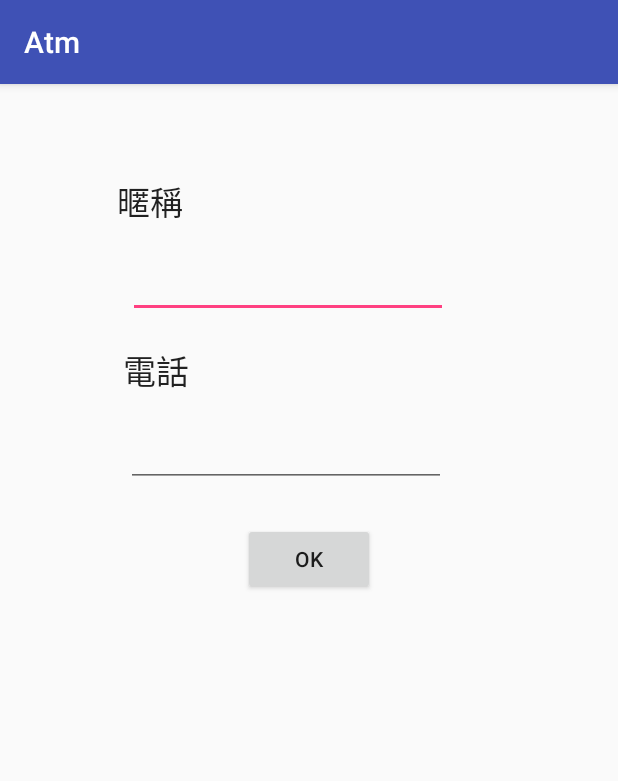
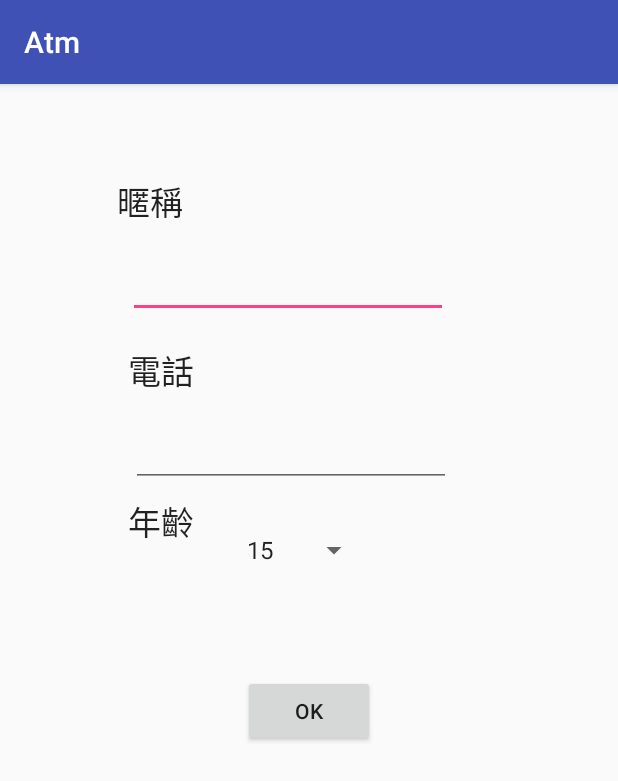
Before and after one commit to serena100615/Atm, an Android app: the UserInfoActivity screen opened directly, with no data from a screen before it, on a phone screen of 412 x 824 dp. Shown: the top 781 px of the screen. Run offline under Robolectric (Android 15) with nearby library versions, the phone set to English and light mode, and no system bars.

```diff
--- a/app/src/main/AndroidManifest.xml
+++ b/app/src/main/AndroidManifest.xml
@@ -20,7 +20,8 @@
             </intent-filter>
         </activity>
         <activity android:name=".LoginActivity" />
-        <activity android:name=".UserInfoActivity"></activity>
+        <activity android:name=".UserInfoActivity" />
+        <activity android:name=".Ch8Activity"></activity>
     </application>
 
 </manifest>
--- a/app/src/main/java/com/serena/atm/MainActivity.java
+++ b/app/src/main/java/com/serena/atm/MainActivity.java
@@ -21,7 +21,7 @@ public class MainActivity extends AppCompatActivity {
     protected void onCreate(Bundle savedInstanceState) {
         super.onCreate(savedInstanceState);
         setContentView(R.layout.activity_main);
-
+//        startActivity(new Intent(this,Ch8Activity.class));
         if(!logon){
             Intent intent = new Intent(this,LoginActivity.class);
 //            startActivity(intent);
--- a/app/src/main/java/com/serena/atm/UserInfoActivity.java
+++ b/app/src/main/java/com/serena/atm/UserInfoActivity.java
@@ -2,16 +2,33 @@ package com.serena.atm;
 
 import android.support.v7.app.AppCompatActivity;
 import android.os.Bundle;
+import android.util.Log;
 import android.view.View;
+import android.widget.ArrayAdapter;
 import android.widget.EditText;
+import android.widget.Spinner;
+
+import java.util.ArrayList;
 
 public class UserInfoActivity extends AppCompatActivity {
+    private static final String TAG = UserInfoActivity.class.getSimpleName();
     private EditText name;
     private EditText phone;
+    private Spinner ages;
+
     @Override
     protected void onCreate(Bundle savedInstanceState) {
         super.onCreate(savedInstanceState);
         setContentView(R.layout.activity_user_info);
+        ages= (Spinner) findViewById(R.id.ages);
+//        ArrayList<String> data = new ArrayList<>();
+//        for(int i = 15;i<=40;i++){
+//            data.add(i+"");
+//        }
+        ArrayAdapter<CharSequence> adapter = ArrayAdapter.createFromResource(this,
+                R.array.ages, android.R.layout.simple_list_item_1);
+
+        ages.setAdapter(adapter);
         name = (EditText) findViewById(R.id.name);
         phone = (EditText) findViewById(R.id.phone);
         String na = getSharedPreferences("atm",MODE_PRIVATE).getString("NAME","");
@@ -20,6 +37,8 @@ public class UserInfoActivity extends AppCompatActivity {
         phone.setText(pho);
     }
     public void ok(View view){
+        Log.d(TAG,"ok"+ages.getSelectedItem().toString());
+        int age = Integer.parseInt(ages.getSelectedItem().toString());
 
         String na = name.getText().toString();
         String pho = phone.getText().toString();
--- a/app/src/main/res/layout/activity_user_info.xml
+++ b/app/src/main/res/layout/activity_user_info.xml
@@ -15,7 +15,8 @@
         android:text="暱稱"
         android:textAppearance="@style/TextAppearance.AppCompat.Large"
         app:layout_constraintLeft_toLeftOf="parent"
-        app:layout_constraintTop_toTopOf="parent" />
+        app:layout_constraintTop_toTopOf="parent"
+        android:layout_marginStart="78dp" />
 
     <EditText
         android:id="@+id/name"
@@ -26,13 +27,13 @@
         android:ems="10"
         android:inputType="textPersonName"
         app:layout_constraintLeft_toLeftOf="@+id/textView3"
-        app:layout_constraintTop_toBottomOf="@+id/textView3" />
+        app:layout_constraintTop_toBottomOf="@+id/textView3"
+        android:layout_marginStart="7dp" />
 
     <TextView
         android:id="@+id/textView4"
         android:layout_width="wrap_content"
         android:layout_height="wrap_content"
-        android:layout_marginLeft="-3dp"
         android:layout_marginTop="18dp"
         android:text="電話"
         android:textAppearance="@style/TextAppearance.AppCompat.Large"
@@ -48,7 +49,8 @@
         android:ems="10"
         android:inputType="textPersonName"
         app:layout_constraintLeft_toLeftOf="@+id/textView4"
-        app:layout_constraintTop_toBottomOf="@+id/textView4" />
+        app:layout_constraintTop_toBottomOf="@+id/textView4"
+        android:layout_marginStart="2dp" />
 
     <Button
         android:id="@+id/button3"
@@ -56,11 +58,34 @@
         android:layout_height="wrap_content"
         android:layout_marginLeft="8dp"
         android:layout_marginRight="8dp"
-        android:layout_marginTop="24dp"
+        android:layout_marginTop="125dp"
         android:onClick="ok"
         android:text="OK"
         app:layout_constraintLeft_toLeftOf="parent"
         app:layout_constraintRight_toRightOf="parent"
+        app:layout_constraintTop_toBottomOf="@+id/phone"
+        android:layout_marginStart="8dp"
+        android:layout_marginEnd="8dp" />
+
+    <TextView
+        android:id="@+id/textView5"
+        android:layout_width="wrap_content"
+        android:layout_height="wrap_content"
+        android:layout_marginLeft="85dp"
+        android:layout_marginTop="180dp"
+        android:text="年齡"
+        android:textAppearance="@style/TextAppearance.AppCompat.Large"
+        app:layout_constraintLeft_toLeftOf="parent"
+        app:layout_constraintTop_toBottomOf="@+id/textView3"
+        android:layout_marginStart="85dp" />
+
+    <Spinner
+        android:id="@+id/ages"
+        android:layout_width="0dp"
+        android:layout_height="wrap_content"
+        android:layout_marginLeft="19dp"
+        android:layout_marginTop="18dp"
+        app:layout_constraintLeft_toRightOf="@+id/textView5"
         app:layout_constraintTop_toBottomOf="@+id/phone" />
 
 </android.support.constraint.ConstraintLayout>
--- a/app/src/main/res/values/strings.xml
+++ b/app/src/main/res/values/strings.xml
@@ -1,4 +1,12 @@
 <resources>
     <string name="app_name">Atm</string>
     <string name="action_settings">Settings</string>
+    <string-array name="ages">
+        <item>15</item>
+        <item>16</item>
+        <item>17</item>
+        <item>18</item>
+        <item>19</item>
+        <item>20</item>
+    </string-array>
 </resources>
```
Also changed, not shown: app/src/main/java/com/serena/atm/Ch8Activity.java (added, +34 -0 lines), app/src/main/res/layout/activity_ch8.xml (added, +15 -0 lines).
